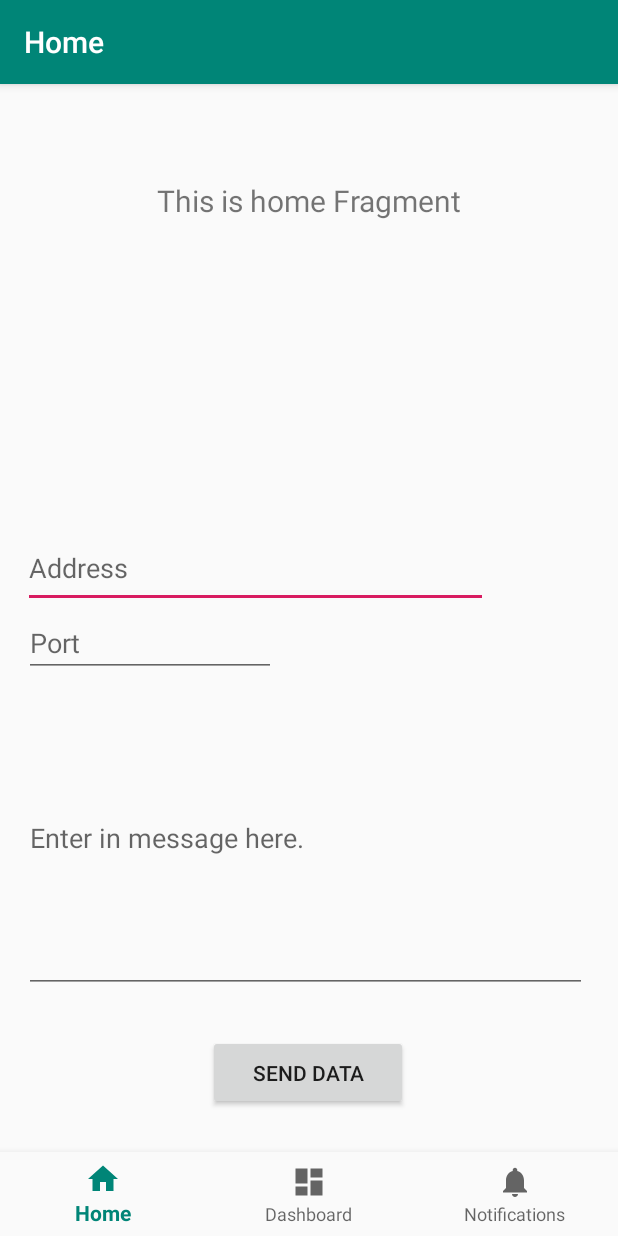
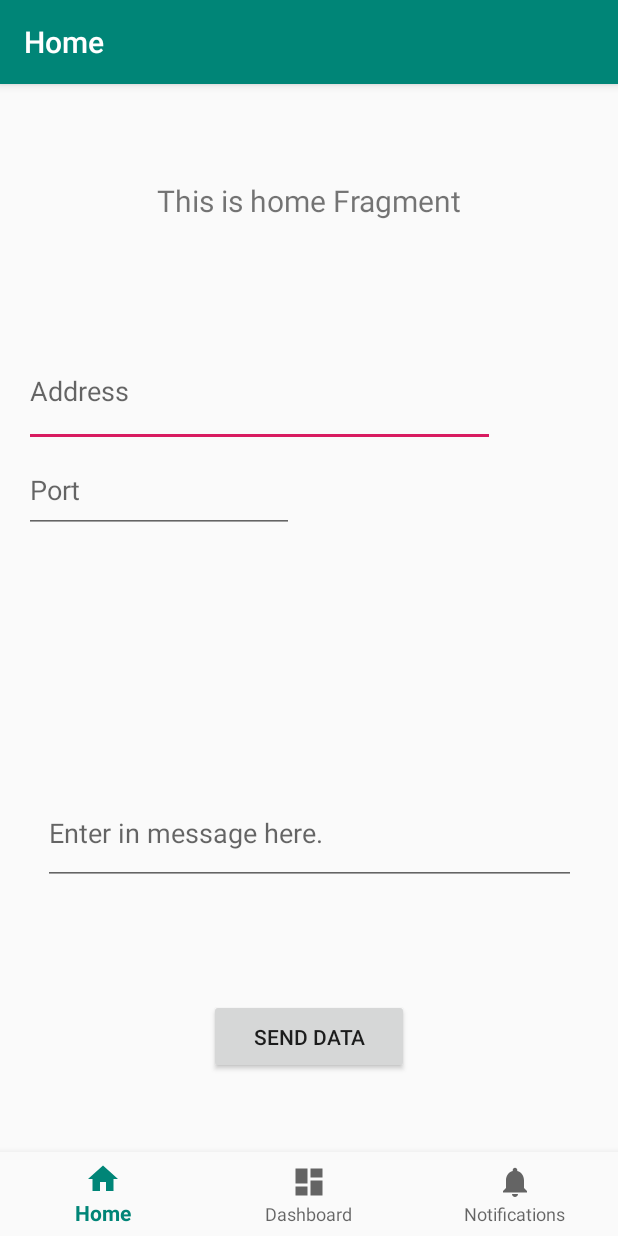
Before and after one commit to jnnorthway/parachute-android, an Android app: the screen it shows after launch (MainActivity), after a tap on "SEND DATA", on a phone screen of 412 x 824 dp. Run offline under Robolectric (Android 15) with nearby library versions, the phone set to English and light mode, and no system bars; our stand-ins replace navigation-ui.

Commit message:
Android application base
Adds ping function for testing.

Resolves: #1

```diff
--- a/android_studio/app/src/main/AndroidManifest.xml
+++ b/android_studio/app/src/main/AndroidManifest.xml
@@ -1,6 +1,7 @@
 <?xml version="1.0" encoding="utf-8"?>
 <manifest xmlns:android="http://schemas.android.com/apk/res/android"
     package="com.example.parachute">
+    <uses-permission android:name="android.permission.INTERNET" />
 
     <application
         android:allowBackup="true"
--- a/android_studio/app/src/main/java/com/example/parachute/MainActivity.kt
+++ b/android_studio/app/src/main/java/com/example/parachute/MainActivity.kt
@@ -1,6 +1,7 @@
 package com.example.parachute
 
 import android.os.Bundle
+import android.util.Log
 import android.widget.Button
 import android.widget.Toast
 import com.google.android.material.bottomnavigation.BottomNavigationView
@@ -10,6 +11,11 @@ import androidx.navigation.ui.AppBarConfiguration
 import androidx.navigation.ui.setupActionBarWithNavController
 import androidx.navigation.ui.setupWithNavController
 import com.google.android.material.textfield.TextInputEditText
+import java.net.InetAddress
+import android.os.AsyncTask.execute
+import android.os.AsyncTask
+import android.text.Editable
+
 
 class MainActivity : AppCompatActivity() {
 
@@ -29,11 +35,46 @@ class MainActivity : AppCompatActivity() {
         setupActionBarWithNavController(navController, appBarConfiguration)
         navView.setupWithNavController(navController)
 
-        val btn = findViewById<Button>(R.id.button)
-        val address = findViewById<TextInputEditText>(R.id.address)
+        val tag = "PARACHUTE"
+        // get button
+        val sendButton: Button = findViewById(R.id.send_data)
+        val address: TextInputEditText = findViewById((R.id.address))
 
-        btn.setOnClickListener {
-            Toast.makeText(this, "Data sending...", Toast.LENGTH_LONG)
+        // handle button click
+        sendButton.setOnClickListener {
+            // Do something in response to button click
+            Log.d(tag, "send button clicked")
+            Toast.makeText(applicationContext, "Data Sending", Toast.LENGTH_LONG).show()
+            val test = PingExample
+            if (test.main(address.text)) {
+                Toast.makeText(applicationContext, "Ping worked", Toast.LENGTH_LONG).show()
+            }
+            else {
+                Toast.makeText(applicationContext, "Ping failed", Toast.LENGTH_LONG).show()
+            }
         }
     }
 }
+
+object PingExample {
+    @JvmStatic
+    fun main(addr: Editable?):Boolean {
+        var reachable = false
+        AsyncTask.execute {
+            try {
+                println(addr.toString())
+                val address = InetAddress.getByName(addr.toString())
+//                val address = InetAddress.getByName("www.google.com")
+                println(address)
+                reachable = address.isReachable(10000)
+                println("Is host reachable? $reachable")
+            } catch (e: Exception) {
+                e.printStackTrace()
+                Log.d("ping", "failed to ping")
+            }
+        }
+        println("Is host reachable? $reachable")
+
+        return reachable
+    }
+}
--- a/android_studio/app/src/main/res/layout/activity_main.xml
+++ b/android_studio/app/src/main/res/layout/activity_main.xml
@@ -25,66 +25,51 @@
         android:layout_width="match_parent"
         android:layout_height="match_parent"
         app:defaultNavHost="true"
-        app:layout_constraintBottom_toTopOf="@id/nav_view"
-        app:layout_constraintHorizontal_bias="1.0"
-        app:layout_constraintLeft_toLeftOf="parent"
-        app:layout_constraintRight_toRightOf="parent"
-        app:layout_constraintTop_toTopOf="parent"
-        app:navGraph="@navigation/mobile_navigation" />
+        app:navGraph="@navigation/mobile_navigation"
+        tools:layout_editor_absoluteX="-56dp"
+        tools:layout_editor_absoluteY="-38dp" />
 
     <Button
-        android:id="@+id/button"
+        android:id="@+id/send_data"
         android:layout_width="133dp"
         android:layout_height="50dp"
-        android:layout_marginBottom="28dp"
+        android:layout_marginBottom="52dp"
+        android:onClick="sendMessage"
         android:text="Send data"
         app:layout_constraintBottom_toTopOf="@+id/nav_view"
         app:layout_constraintEnd_toEndOf="parent"
-        app:layout_constraintHorizontal_bias="0.498"
         app:layout_constraintStart_toStartOf="parent" />
-
-    <com.google.android.material.textfield.TextInputLayout
-        android:layout_width="268dp"
-        android:layout_height="wrap_content"
-        tools:layout_editor_absoluteX="69dp"
-        tools:layout_editor_absoluteY="188dp">
-
-    </com.google.android.material.textfield.TextInputLayout>
 
     <com.google.android.material.textfield.TextInputEditText
         android:id="@+id/address"
-        android:layout_width="310dp"
-        android:layout_height="53dp"
-        android:layout_marginTop="268dp"
+        android:layout_width="314dp"
+        android:layout_height="74dp"
+        android:layout_marginTop="112dp"
         android:hint="Address"
         app:layout_constraintEnd_toEndOf="parent"
-        app:layout_constraintHorizontal_bias="0.153"
+        app:layout_constraintHorizontal_bias="0.164"
         app:layout_constraintStart_toStartOf="parent"
         app:layout_constraintTop_toTopOf="@+id/nav_host_fragment" />
 
     <com.google.android.material.textfield.TextInputEditText
         android:id="@+id/textInputEditText"
-        android:layout_width="168dp"
-        android:layout_height="39dp"
-        android:layout_marginTop="328dp"
+        android:layout_width="180dp"
+        android:layout_height="57dp"
         android:hint="Port"
-        app:layout_constraintEnd_toEndOf="parent"
-        app:layout_constraintHorizontal_bias="0.065"
-        app:layout_constraintStart_toStartOf="parent"
-        app:layout_constraintTop_toTopOf="@+id/nav_host_fragment" />
+        app:layout_constraintStart_toStartOf="@+id/address"
+        app:layout_constraintTop_toBottomOf="@+id/address" />
 
     <EditText
         android:id="@+id/editText"
-        android:layout_width="375dp"
-        android:layout_height="126dp"
-        android:layout_marginBottom="28dp"
+        android:layout_width="355dp"
+        android:layout_height="57dp"
+        android:layout_marginBottom="76dp"
         android:ems="10"
         android:gravity="start|top"
         android:hint="Enter in message here."
         android:inputType="textMultiLine"
-        app:layout_constraintBottom_toTopOf="@+id/button"
+        app:layout_constraintBottom_toTopOf="@+id/send_data"
         app:layout_constraintEnd_toEndOf="parent"
-        app:layout_constraintHorizontal_bias="0.444"
         app:layout_constraintStart_toStartOf="parent" />
 
 </androidx.constraintlayout.widget.ConstraintLayout>
```
